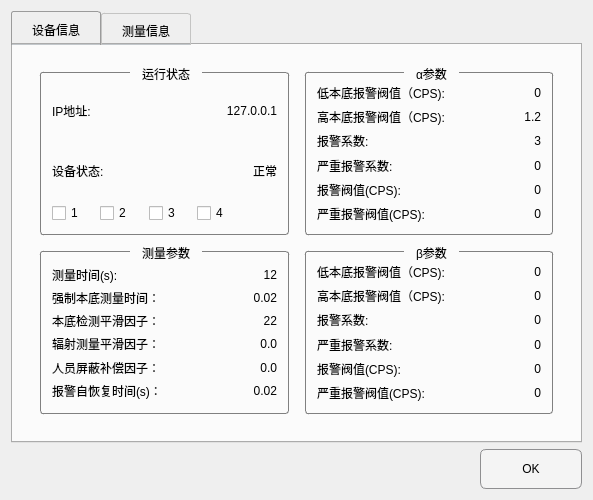
Above: Demo/desystemconfigwidget.ui from 13438120136/XDemo before the change. Below: the same form after it.
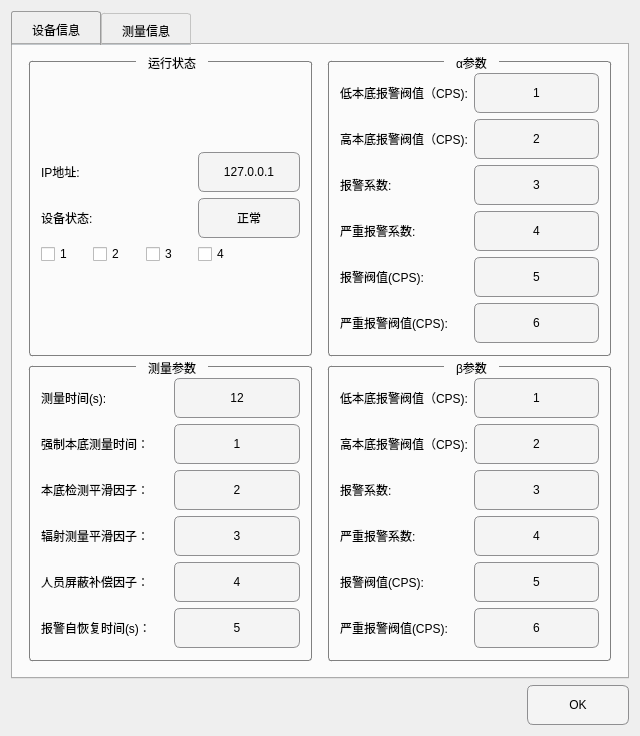
That is the form after the change. The open tabs and pages were chosen to show the change. Custom widgets are drawn as their Qt base class.

Commit message: 修改系统参数

Diff of the .ui file:
```diff
--- a/Demo/desystemconfigwidget.ui
+++ b/Demo/desystemconfigwidget.ui
@@ -6,7 +6,7 @@
    <rect>
     <x>0</x>
     <y>0</y>
-    <width>593</width>
+    <width>640</width>
     <height>480</height>
    </rect>
   </property>
@@ -41,7 +41,7 @@
 QLabel
 {
 font: 12pt &quot;新宋体&quot;;
-min-width:80px;
+min-width:60px;
 }
 
 QCheckBox
@@ -56,7 +56,7 @@
      padding:5px;
  }
 
- QGroupBox::title {
+QGroupBox::title {
      subcontrol-origin: margin;
      subcontrol-position: top center; /* position at the top center */
      padding: 0 10px;
@@ -64,6 +64,21 @@
                                        stop: 0 #FFOECE, stop: 1 #FFFFFF);
  }
 
+QPushButton[flat=&quot;true&quot;]
+{
+     font: 12pt &quot;新宋体&quot;;
+     border: 0px solid #8f8f91;
+	 background-color:rgba(85, 255, 0, 0);
+     min-width: 85px;
+     min-height: 0px;
+     text-align:right; 
+}
+
+QPushButton[flat=&quot;true&quot;]:pressed
+{
+    font: 14pt &quot;新宋体&quot;;
+}
+
 QPushButton {
     
 	font: 14pt &quot;新宋体&quot;;
@@ -116,7 +131,7 @@
      margin-top: 2px; /* make non-selected tabs look smaller */
  }</string>
   </property>
-  <layout class="QGridLayout" name="gridLayout_16">
+  <layout class="QGridLayout" name="gridLayout_17">
    <item row="0" column="0">
     <widget class="QTabWidget" name="tabWidget">
      <property name="styleSheet">
@@ -135,13 +150,21 @@
        <string>设备信息</string>
       </attribute>
       <layout class="QGridLayout" name="gridLayout_14">
+       <property name="margin">
+        <number>0</number>
+       </property>
        <item row="0" column="0">
         <widget class="QStackedWidget" name="stackedWidget">
          <property name="currentIndex">
-          <number>2</number>
+          <number>0</number>
          </property>
          <widget class="QWidget" name="page">
-          <layout class="QGridLayout" name="gridLayout_17">
+          <layout class="QGridLayout" name="gridLayout_19">
+           <item row="0" column="0">
+            <layout class="QGridLayout" name="gridLayout_18">
+             <property name="spacing">
+              <number>0</number>
+             </property>
            <item row="0" column="0">
             <widget class="QGroupBox" name="groupBox">
              <property name="title">
@@ -153,6 +176,34 @@
               </property>
               <item row="0" column="0">
                <layout class="QGridLayout" name="gridLayout">
+                  <item row="2" column="2">
+                   <widget class="QCheckBox" name="checkBox_3">
+                    <property name="text">
+                     <string>3</string>
+                    </property>
+                   </widget>
+                  </item>
+                  <item row="2" column="1">
+                   <widget class="QCheckBox" name="checkBox_2">
+                    <property name="text">
+                     <string>2</string>
+                    </property>
+                   </widget>
+                  </item>
+                  <item row="2" column="0">
+                   <widget class="QCheckBox" name="checkBox">
+                    <property name="text">
+                     <string>1</string>
+                    </property>
+                   </widget>
+                  </item>
+                  <item row="1" column="0" colspan="3">
+                   <widget class="QLabel" name="label_2">
+                    <property name="text">
+                     <string>设备状态:</string>
+                    </property>
+                   </widget>
+                  </item>
                 <item row="0" column="0" colspan="3">
                  <widget class="QLabel" name="label">
                   <property name="text">
@@ -160,179 +211,33 @@
                   </property>
                  </widget>
                 </item>
+                  <item row="2" column="3">
+                   <widget class="QCheckBox" name="checkBox_4">
+                    <property name="text">
+                     <string>4</string>
+                    </property>
+                   </widget>
+                  </item>
                 <item row="0" column="3">
-                 <widget class="QLabel" name="label_24">
+                   <widget class="QPushButton" name="ipEdit">
                   <property name="text">
                    <string>127.0.0.1</string>
                   </property>
-                  <property name="alignment">
-                   <set>Qt::AlignRight|Qt::AlignTrailing|Qt::AlignVCenter</set>
-                  </property>
-                 </widget>
-                </item>
-                <item row="1" column="0" colspan="3">
-                 <widget class="QLabel" name="label_2">
-                  <property name="text">
-                   <string>设备状态:</string>
-                  </property>
+                    <property name="flat">
+                     <bool>true</bool>
+                    </property>
+                    <attribute name="buttonGroup">
+                     <string notr="true">buttonGroup</string>
+                    </attribute>
                  </widget>
                 </item>
                 <item row="1" column="3">
-                 <widget class="QLabel" name="label_25">
+                   <widget class="QPushButton" name="pushButton_4">
                   <property name="text">
                    <string>正常</string>
                   </property>
-                  <property name="alignment">
-                   <set>Qt::AlignRight|Qt::AlignTrailing|Qt::AlignVCenter</set>
-                  </property>
-                 </widget>
-                </item>
-                <item row="2" column="0">
-                 <widget class="QCheckBox" name="checkBox">
-                  <property name="text">
-                   <string>1</string>
-                  </property>
-                 </widget>
-                </item>
-                <item row="2" column="1">
-                 <widget class="QCheckBox" name="checkBox_2">
-                  <property name="text">
-                   <string>2</string>
-                  </property>
-                 </widget>
-                </item>
-                <item row="2" column="2">
-                 <widget class="QCheckBox" name="checkBox_3">
-                  <property name="text">
-                   <string>3</string>
-                  </property>
-                 </widget>
-                </item>
-                <item row="2" column="3">
-                 <widget class="QCheckBox" name="checkBox_4">
-                  <property name="text">
-                   <string>4</string>
-                  </property>
-                 </widget>
-                </item>
-               </layout>
-              </item>
-             </layout>
-            </widget>
-           </item>
-           <item row="0" column="1">
-            <widget class="QGroupBox" name="groupBox_4">
-             <property name="title">
-              <string>α参数</string>
-             </property>
-             <layout class="QGridLayout" name="gridLayout_13">
-              <property name="margin">
-               <number>6</number>
-              </property>
-              <item row="0" column="0">
-               <layout class="QGridLayout" name="gridLayout_4">
-                <property name="verticalSpacing">
-                 <number>6</number>
-                </property>
-                <item row="0" column="0">
-                 <widget class="QLabel" name="label_10">
-                  <property name="text">
-                   <string>低本底报警阀值（CPS):</string>
-                  </property>
-                 </widget>
-                </item>
-                <item row="0" column="1">
-                 <widget class="QLabel" name="label_38">
-                  <property name="text">
-                   <string>0</string>
-                  </property>
-                  <property name="alignment">
-                   <set>Qt::AlignRight|Qt::AlignTrailing|Qt::AlignVCenter</set>
-                  </property>
-                 </widget>
-                </item>
-                <item row="1" column="0">
-                 <widget class="QLabel" name="label_11">
-                  <property name="text">
-                   <string>高本底报警阀值（CPS):</string>
-                  </property>
-                 </widget>
-                </item>
-                <item row="1" column="1">
-                 <widget class="QLabel" name="label_39">
-                  <property name="text">
-                   <string>1.2</string>
-                  </property>
-                  <property name="alignment">
-                   <set>Qt::AlignRight|Qt::AlignTrailing|Qt::AlignVCenter</set>
-                  </property>
-                 </widget>
-                </item>
-                <item row="2" column="0">
-                 <widget class="QLabel" name="label_12">
-                  <property name="text">
-                   <string>报警系数:</string>
-                  </property>
-                 </widget>
-                </item>
-                <item row="2" column="1">
-                 <widget class="QLabel" name="label_40">
-                  <property name="text">
-                   <string>3</string>
-                  </property>
-                  <property name="alignment">
-                   <set>Qt::AlignRight|Qt::AlignTrailing|Qt::AlignVCenter</set>
-                  </property>
-                 </widget>
-                </item>
-                <item row="3" column="0">
-                 <widget class="QLabel" name="label_13">
-                  <property name="text">
-                   <string>严重报警系数:</string>
-                  </property>
-                 </widget>
-                </item>
-                <item row="3" column="1">
-                 <widget class="QLabel" name="label_41">
-                  <property name="text">
-                   <string>0</string>
-                  </property>
-                  <property name="alignment">
-                   <set>Qt::AlignRight|Qt::AlignTrailing|Qt::AlignVCenter</set>
-                  </property>
-                 </widget>
-                </item>
-                <item row="4" column="0">
-                 <widget class="QLabel" name="label_14">
-                  <property name="text">
-                   <string>报警阀值(CPS):</string>
-                  </property>
-                 </widget>
-                </item>
-                <item row="4" column="1">
-                 <widget class="QLabel" name="label_42">
-                  <property name="text">
-                   <string>0</string>
-                  </property>
-                  <property name="alignment">
-                   <set>Qt::AlignRight|Qt::AlignTrailing|Qt::AlignVCenter</set>
-                  </property>
-                 </widget>
-                </item>
-                <item row="5" column="0">
-                 <widget class="QLabel" name="label_15">
-                  <property name="text">
-                   <string>严重报警阀值(CPS):</string>
-                  </property>
-                 </widget>
-                </item>
-                <item row="5" column="1">
-                 <widget class="QLabel" name="label_43">
-                  <property name="text">
-                   <string>0</string>
-                  </property>
-                  <property name="alignment">
-                   <set>Qt::AlignRight|Qt::AlignTrailing|Qt::AlignVCenter</set>
+                    <property name="flat">
+                     <bool>true</bool>
                   </property>
                  </widget>
                 </item>
@@ -353,7 +258,7 @@
               <item row="0" column="0">
                <layout class="QGridLayout" name="gridLayout_2">
                 <property name="spacing">
-                 <number>0</number>
+                   <number>6</number>
                 </property>
                 <item row="0" column="0">
                  <widget class="QLabel" name="label_3">
@@ -362,28 +267,6 @@
                   </property>
                  </widget>
                 </item>
-                <item row="0" column="1">
-                 <widget class="QLabel" name="label_26">
-                  <property name="minimumSize">
-                   <size>
-                    <width>80</width>
-                    <height>0</height>
-                   </size>
-                  </property>
-                  <property name="maximumSize">
-                   <size>
-                    <width>40</width>
-                    <height>16777215</height>
-                   </size>
-                  </property>
-                  <property name="text">
-                   <string>12</string>
-                  </property>
-                  <property name="alignment">
-                   <set>Qt::AlignRight|Qt::AlignTrailing|Qt::AlignVCenter</set>
-                  </property>
-                 </widget>
-                </item>
                 <item row="1" column="0">
                  <widget class="QLabel" name="label_6">
                   <property name="text">
@@ -391,28 +274,6 @@
                   </property>
                  </widget>
                 </item>
-                <item row="1" column="1">
-                 <widget class="QLabel" name="label_27">
-                  <property name="minimumSize">
-                   <size>
-                    <width>80</width>
-                    <height>0</height>
-                   </size>
-                  </property>
-                  <property name="maximumSize">
-                   <size>
-                    <width>40</width>
-                    <height>16777215</height>
-                   </size>
-                  </property>
-                  <property name="text">
-                   <string>0.02</string>
-                  </property>
-                  <property name="alignment">
-                   <set>Qt::AlignRight|Qt::AlignTrailing|Qt::AlignVCenter</set>
-                  </property>
-                 </widget>
-                </item>
                 <item row="2" column="0">
                  <widget class="QLabel" name="label_4">
                   <property name="text">
@@ -420,28 +281,6 @@
                   </property>
                  </widget>
                 </item>
-                <item row="2" column="1">
-                 <widget class="QLabel" name="label_28">
-                  <property name="minimumSize">
-                   <size>
-                    <width>80</width>
-                    <height>0</height>
-                   </size>
-                  </property>
-                  <property name="maximumSize">
-                   <size>
-                    <width>40</width>
-                    <height>16777215</height>
-                   </size>
-                  </property>
-                  <property name="text">
-                   <string>22</string>
-                  </property>
-                  <property name="alignment">
-                   <set>Qt::AlignRight|Qt::AlignTrailing|Qt::AlignVCenter</set>
-                  </property>
-                 </widget>
-                </item>
                 <item row="3" column="0">
                  <widget class="QLabel" name="label_7">
                   <property name="text">
@@ -449,28 +288,6 @@
                   </property>
                  </widget>
                 </item>
-                <item row="3" column="1">
-                 <widget class="QLabel" name="label_29">
-                  <property name="minimumSize">
-                   <size>
-                    <width>80</width>
-                    <height>0</height>
-                   </size>
-                  </property>
-                  <property name="maximumSize">
-                   <size>
-                    <width>40</width>
-                    <height>16777215</height>
-                   </size>
-                  </property>
-                  <property name="text">
-                   <string>0.0</string>
-                  </property>
-                  <property name="alignment">
-                   <set>Qt::AlignRight|Qt::AlignTrailing|Qt::AlignVCenter</set>
-                  </property>
-                 </widget>
-                </item>
                 <item row="4" column="0">
                  <widget class="QLabel" name="label_5">
                   <property name="text">
@@ -478,28 +295,6 @@
                   </property>
                  </widget>
                 </item>
-                <item row="4" column="1">
-                 <widget class="QLabel" name="label_30">
-                  <property name="minimumSize">
-                   <size>
-                    <width>80</width>
-                    <height>0</height>
-                   </size>
-                  </property>
-                  <property name="maximumSize">
-                   <size>
-                    <width>40</width>
-                    <height>16777215</height>
-                   </size>
-                  </property>
-                  <property name="text">
-                   <string>0.0</string>
-                  </property>
-                  <property name="alignment">
-                   <set>Qt::AlignRight|Qt::AlignTrailing|Qt::AlignVCenter</set>
-                  </property>
-                 </widget>
-                </item>
                 <item row="5" column="0">
                  <widget class="QLabel" name="label_8">
                   <property name="text">
@@ -507,34 +302,236 @@
                   </property>
                  </widget>
                 </item>
-                <item row="5" column="1">
-                 <widget class="QLabel" name="label_31">
-                  <property name="minimumSize">
-                   <size>
-                    <width>80</width>
-                    <height>0</height>
-                   </size>
-                  </property>
-                  <property name="maximumSize">
-                   <size>
-                    <width>40</width>
-                    <height>16777215</height>
-                   </size>
-                  </property>
+                  <item row="2" column="1">
+                   <widget class="QPushButton" name="checkFatorEdit">
+                    <property name="text">
+                     <string>2</string>
+                    </property>
+                    <property name="flat">
+                     <bool>true</bool>
+                    </property>
+                    <attribute name="buttonGroup">
+                     <string notr="true">buttonGroup</string>
+                    </attribute>
+                   </widget>
+                  </item>
+                  <item row="0" column="1">
+                   <widget class="QPushButton" name="timeEdit">
                   <property name="text">
-                   <string>0.02</string>
-                  </property>
-                  <property name="alignment">
-                   <set>Qt::AlignRight|Qt::AlignTrailing|Qt::AlignVCenter</set>
-                  </property>
-                 </widget>
-                </item>
+                     <string>12</string>
+                    </property>
+                    <property name="flat">
+                     <bool>true</bool>
+                    </property>
+                    <attribute name="buttonGroup">
+                     <string notr="true">buttonGroup</string>
+                    </attribute>
+                   </widget>
+                  </item>
+                  <item row="1" column="1">
+                   <widget class="QPushButton" name="forceTestTimeEdit">
+                    <property name="text">
+                     <string>1</string>
+                    </property>
+                    <property name="flat">
+                     <bool>true</bool>
+                    </property>
+                    <attribute name="buttonGroup">
+                     <string notr="true">buttonGroup</string>
+                    </attribute>
+                   </widget>
+                  </item>
+                  <item row="3" column="1">
+                   <widget class="QPushButton" name="rCheckFatorEdit">
+                    <property name="text">
+                     <string>3</string>
+                    </property>
+                    <property name="flat">
+                     <bool>true</bool>
+                    </property>
+                    <attribute name="buttonGroup">
+                     <string notr="true">buttonGroup</string>
+                    </attribute>
+                   </widget>
+                  </item>
+                  <item row="4" column="1">
+                   <widget class="QPushButton" name="personFatorEdit">
+                    <property name="text">
+                     <string>4</string>
+                    </property>
+                    <property name="flat">
+                     <bool>true</bool>
+                    </property>
+                    <attribute name="buttonGroup">
+                     <string notr="true">buttonGroup</string>
+                    </attribute>
+                   </widget>
+                  </item>
+                  <item row="5" column="1">
+                   <widget class="QPushButton" name="resetTimeEdit">
+                    <property name="text">
+                     <string>5</string>
+                    </property>
+                    <property name="flat">
+                     <bool>true</bool>
+                    </property>
+                    <attribute name="buttonGroup">
+                     <string notr="true">buttonGroup</string>
+                    </attribute>
+                   </widget>
+                  </item>
                </layout>
               </item>
              </layout>
             </widget>
            </item>
+            </layout>
+           </item>
+           <item row="0" column="1">
+            <layout class="QGridLayout" name="gridLayout_16">
+             <property name="spacing">
+              <number>0</number>
+             </property>
+             <item row="0" column="0">
+              <widget class="QGroupBox" name="groupBox_4">
+               <property name="title">
+                <string>α参数</string>
+               </property>
+               <layout class="QGridLayout" name="gridLayout_13">
+                <property name="margin">
+                 <number>6</number>
+                </property>
+                <item row="0" column="0">
+                 <layout class="QGridLayout" name="gridLayout_4">
+                  <property name="verticalSpacing">
+                   <number>6</number>
+                  </property>
+                  <item row="0" column="0">
+                   <widget class="QLabel" name="label_10">
+                    <property name="text">
+                     <string>低本底报警阀值（CPS):</string>
+                    </property>
+                   </widget>
+                  </item>
+                  <item row="1" column="0">
+                   <widget class="QLabel" name="label_11">
+                    <property name="text">
+                     <string>高本底报警阀值（CPS):</string>
+                    </property>
+                   </widget>
+                  </item>
+                  <item row="2" column="0">
+                   <widget class="QLabel" name="label_12">
+                    <property name="text">
+                     <string>报警系数:</string>
+                    </property>
+                   </widget>
+                  </item>
+                  <item row="3" column="0">
+                   <widget class="QLabel" name="label_13">
+                    <property name="text">
+                     <string>严重报警系数:</string>
+                    </property>
+                   </widget>
+                  </item>
+                  <item row="4" column="0">
+                   <widget class="QLabel" name="label_14">
+                    <property name="text">
+                     <string>报警阀值(CPS):</string>
+                    </property>
+                   </widget>
+                  </item>
+                  <item row="5" column="0">
+                   <widget class="QLabel" name="label_15">
+                    <property name="text">
+                     <string>严重报警阀值(CPS):</string>
+                    </property>
+                   </widget>
+                  </item>
+                  <item row="3" column="1">
+                   <widget class="QPushButton" name="alphaSAlarmEdit">
+                    <property name="text">
+                     <string>4</string>
+                    </property>
+                    <property name="flat">
+                     <bool>true</bool>
+                    </property>
+                    <attribute name="buttonGroup">
+                     <string notr="true">buttonGroup</string>
+                    </attribute>
+                   </widget>
+                  </item>
+                  <item row="5" column="1">
+                   <widget class="QPushButton" name="alphaSThresholdEdit">
+                    <property name="text">
+                     <string>6</string>
+                    </property>
+                    <property name="flat">
+                     <bool>true</bool>
+                    </property>
+                    <attribute name="buttonGroup">
+                     <string notr="true">buttonGroup</string>
+                    </attribute>
+                   </widget>
+                  </item>
+                  <item row="2" column="1">
+                   <widget class="QPushButton" name="alphaAlarmEdit">
+                    <property name="text">
+                     <string>3</string>
+                    </property>
+                    <property name="flat">
+                     <bool>true</bool>
+                    </property>
+                    <attribute name="buttonGroup">
+                     <string notr="true">buttonGroup</string>
+                    </attribute>
+                   </widget>
+                  </item>
+                  <item row="4" column="1">
+                   <widget class="QPushButton" name="alphaThresholdEdit">
+                    <property name="text">
+                     <string>5</string>
+                    </property>
+                    <property name="flat">
+                     <bool>true</bool>
+                    </property>
+                    <attribute name="buttonGroup">
+                     <string notr="true">buttonGroup</string>
+                    </attribute>
+                   </widget>
+                  </item>
            <item row="1" column="1">
+                   <widget class="QPushButton" name="alphaHighEdit">
+                    <property name="text">
+                     <string>2</string>
+                    </property>
+                    <property name="flat">
+                     <bool>true</bool>
+                    </property>
+                    <attribute name="buttonGroup">
+                     <string notr="true">buttonGroup</string>
+                    </attribute>
+                   </widget>
+                  </item>
+                  <item row="0" column="1">
+                   <widget class="QPushButton" name="alphaLowEdit">
+                    <property name="text">
+                     <string>1</string>
+                    </property>
+                    <property name="flat">
+                     <bool>true</bool>
+                    </property>
+                    <attribute name="buttonGroup">
+                     <string notr="true">buttonGroup</string>
+                    </attribute>
+                   </widget>
+                  </item>
+                 </layout>
+                </item>
+               </layout>
+              </widget>
+             </item>
+             <item row="1" column="0">
             <widget class="QGroupBox" name="groupBox_5">
              <property name="title">
               <string>β参数</string>
@@ -545,6 +542,71 @@
               </property>
               <item row="0" column="0">
                <layout class="QGridLayout" name="gridLayout_3">
+                  <item row="4" column="1">
+                   <widget class="QPushButton" name="betaThresholdEdit">
+                    <property name="text">
+                     <string>5</string>
+                    </property>
+                    <property name="flat">
+                     <bool>true</bool>
+                    </property>
+                    <attribute name="buttonGroup">
+                     <string notr="true">buttonGroup</string>
+                    </attribute>
+                   </widget>
+                  </item>
+                  <item row="1" column="1">
+                   <widget class="QPushButton" name="betaHighEdit">
+                    <property name="text">
+                     <string>2</string>
+                    </property>
+                    <property name="flat">
+                     <bool>true</bool>
+                    </property>
+                    <attribute name="buttonGroup">
+                     <string notr="true">buttonGroup</string>
+                    </attribute>
+                   </widget>
+                  </item>
+                  <item row="0" column="1">
+                   <widget class="QPushButton" name="betaLowEdit">
+                    <property name="text">
+                     <string>1</string>
+                    </property>
+                    <property name="flat">
+                     <bool>true</bool>
+                    </property>
+                    <attribute name="buttonGroup">
+                     <string notr="true">buttonGroup</string>
+                    </attribute>
+                   </widget>
+                  </item>
+                  <item row="3" column="1">
+                   <widget class="QPushButton" name="betaSAlarmEdit">
+                    <property name="text">
+                     <string>4</string>
+                    </property>
+                    <property name="flat">
+                     <bool>true</bool>
+                    </property>
+                    <attribute name="buttonGroup">
+                     <string notr="true">buttonGroup</string>
+                    </attribute>
+                   </widget>
+                  </item>
+                  <item row="2" column="1">
+                   <widget class="QPushButton" name="betaAlarmEdit">
+                    <property name="text">
+                     <string>3</string>
+                    </property>
+                    <property name="flat">
+                     <bool>true</bool>
+                    </property>
+                    <attribute name="buttonGroup">
+                     <string notr="true">buttonGroup</string>
+                    </attribute>
+                   </widget>
+                  </item>
                 <item row="0" column="0">
                  <widget class="QLabel" name="label_16">
                   <property name="text">
@@ -552,28 +614,6 @@
                   </property>
                  </widget>
                 </item>
-                <item row="0" column="1">
-                 <widget class="QLabel" name="label_32">
-                  <property name="minimumSize">
-                   <size>
-                    <width>80</width>
-                    <height>0</height>
-                   </size>
-                  </property>
-                  <property name="maximumSize">
-                   <size>
-                    <width>40</width>
-                    <height>16777215</height>
-                   </size>
-                  </property>
-                  <property name="text">
-                   <string>0</string>
-                  </property>
-                  <property name="alignment">
-                   <set>Qt::AlignRight|Qt::AlignTrailing|Qt::AlignVCenter</set>
-                  </property>
-                 </widget>
-                </item>
                 <item row="1" column="0">
                  <widget class="QLabel" name="label_17">
                   <property name="text">
@@ -581,28 +621,6 @@
                   </property>
                  </widget>
                 </item>
-                <item row="1" column="1">
-                 <widget class="QLabel" name="label_33">
-                  <property name="minimumSize">
-                   <size>
-                    <width>80</width>
-                    <height>0</height>
-                   </size>
-                  </property>
-                  <property name="maximumSize">
-                   <size>
-                    <width>40</width>
-                    <height>16777215</height>
-                   </size>
-                  </property>
-                  <property name="text">
-                   <string>0</string>
-                  </property>
-                  <property name="alignment">
-                   <set>Qt::AlignRight|Qt::AlignTrailing|Qt::AlignVCenter</set>
-                  </property>
-                 </widget>
-                </item>
                 <item row="2" column="0">
                  <widget class="QLabel" name="label_18">
                   <property name="text">
@@ -610,28 +628,6 @@
                   </property>
                  </widget>
                 </item>
-                <item row="2" column="1">
-                 <widget class="QLabel" name="label_34">
-                  <property name="minimumSize">
-                   <size>
-                    <width>80</width>
-                    <height>0</height>
-                   </size>
-                  </property>
-                  <property name="maximumSize">
-                   <size>
-                    <width>40</width>
-                    <height>16777215</height>
-                   </size>
-                  </property>
-                  <property name="text">
-                   <string>0</string>
-                  </property>
-                  <property name="alignment">
-                   <set>Qt::AlignRight|Qt::AlignTrailing|Qt::AlignVCenter</set>
-                  </property>
-                 </widget>
-                </item>
                 <item row="3" column="0">
                  <widget class="QLabel" name="label_19">
                   <property name="text">
@@ -639,28 +635,6 @@
                   </property>
                  </widget>
                 </item>
-                <item row="3" column="1">
-                 <widget class="QLabel" name="label_37">
-                  <property name="minimumSize">
-                   <size>
-                    <width>80</width>
-                    <height>0</height>
-                   </size>
-                  </property>
-                  <property name="maximumSize">
-                   <size>
-                    <width>40</width>
-                    <height>16777215</height>
-                   </size>
-                  </property>
-                  <property name="text">
-                   <string>0</string>
-                  </property>
-                  <property name="alignment">
-                   <set>Qt::AlignRight|Qt::AlignTrailing|Qt::AlignVCenter</set>
-                  </property>
-                 </widget>
-                </item>
                 <item row="4" column="0">
                  <widget class="QLabel" name="label_20">
                   <property name="text">
@@ -668,28 +642,6 @@
                   </property>
                  </widget>
                 </item>
-                <item row="4" column="1">
-                 <widget class="QLabel" name="label_35">
-                  <property name="minimumSize">
-                   <size>
-                    <width>80</width>
-                    <height>0</height>
-                   </size>
-                  </property>
-                  <property name="maximumSize">
-                   <size>
-                    <width>40</width>
-                    <height>16777215</height>
-                   </size>
-                  </property>
-                  <property name="text">
-                   <string>0</string>
-                  </property>
-                  <property name="alignment">
-                   <set>Qt::AlignRight|Qt::AlignTrailing|Qt::AlignVCenter</set>
-                  </property>
-                 </widget>
-                </item>
                 <item row="5" column="0">
                  <widget class="QLabel" name="label_21">
                   <property name="text">
@@ -698,86 +650,21 @@
                  </widget>
                 </item>
                 <item row="5" column="1">
-                 <widget class="QLabel" name="label_36">
-                  <property name="minimumSize">
-                   <size>
-                    <width>80</width>
-                    <height>0</height>
-                   </size>
-                  </property>
-                  <property name="maximumSize">
-                   <size>
-                    <width>40</width>
-                    <height>16777215</height>
-                   </size>
-                  </property>
+                   <widget class="QPushButton" name="betaSThresholdEdit">
                   <property name="text">
-                   <string>0</string>
-                  </property>
-                  <property name="alignment">
-                   <set>Qt::AlignRight|Qt::AlignTrailing|Qt::AlignVCenter</set>
-                  </property>
+                     <string>6</string>
+                    </property>
+                    <property name="flat">
+                     <bool>true</bool>
+                    </property>
+                    <attribute name="buttonGroup">
+                     <string notr="true">buttonGroup</string>
+                    </attribute>
                  </widget>
                 </item>
                </layout>
               </item>
              </layout>
-            </widget>
-           </item>
-          </layout>
-         </widget>
-         <widget class="QWidget" name="page_2"/>
-         <widget class="QWidget" name="page_3">
-          <layout class="QGridLayout" name="gridLayout_19">
-           <item row="0" column="0">
-            <widget class="QGroupBox" name="groupBox_6">
-             <property name="title">
-              <string>测量参数</string>
-             </property>
-             <layout class="QGridLayout" name="gridLayout_18">
-              <item row="0" column="0">
-               <widget class="QLabel" name="label_44">
-                <property name="text">
-                 <string>测量时间(s):</string>
-                </property>
-               </widget>
-              </item>
-              <item row="0" column="1">
-               <widget class="QLineEdit" name="lineEdit"/>
-              </item>
-             </layout>
-            </widget>
-           </item>
-           <item row="1" column="0">
-            <widget class="DeVirtualKeyboradWidget" name="virtualKeyBoradwidget" native="true"/>
-           </item>
-           <item row="2" column="0">
-            <layout class="QGridLayout" name="gridLayout_20">
-             <item row="0" column="0">
-              <spacer name="horizontalSpacer_3">
-               <property name="orientation">
-                <enum>Qt::Horizontal</enum>
-               </property>
-               <property name="sizeHint" stdset="0">
-                <size>
-                 <width>40</width>
-                 <height>20</height>
-                </size>
-               </property>
-              </spacer>
-             </item>
-             <item row="0" column="1">
-              <widget class="QPushButton" name="pushButton">
-               <property name="text">
-                <string>保存</string>
-               </property>
-              </widget>
-             </item>
-             <item row="0" column="2">
-              <widget class="QPushButton" name="pushButton_4">
-               <property name="text">
-                <string>取消</string>
-               </property>
               </widget>
              </item>
             </layout>
@@ -881,7 +768,7 @@
              <widget class="QLabel" name="label_9">
               <property name="minimumSize">
                <size>
-                <width>80</width>
+                <width>60</width>
                 <height>0</height>
                </size>
               </property>
@@ -1011,12 +898,6 @@
  </widget>
  <layoutdefault spacing="6" margin="11"/>
  <customwidgets>
-  <customwidget>
-   <class>DeVirtualKeyboradWidget</class>
-   <extends>QWidget</extends>
-   <header location="global">devirtualkeyboradwidget.h</header>
-   <container>1</container>
-  </customwidget>
   <customwidget>
    <class>DeTableView</class>
    <extends>QWidget</extends>
```
Left out of the diff: 3 changed lines with no effect on the pictures. Lines whose indentation alone changed are shown as unchanged. The commit also changes 11 other files.
